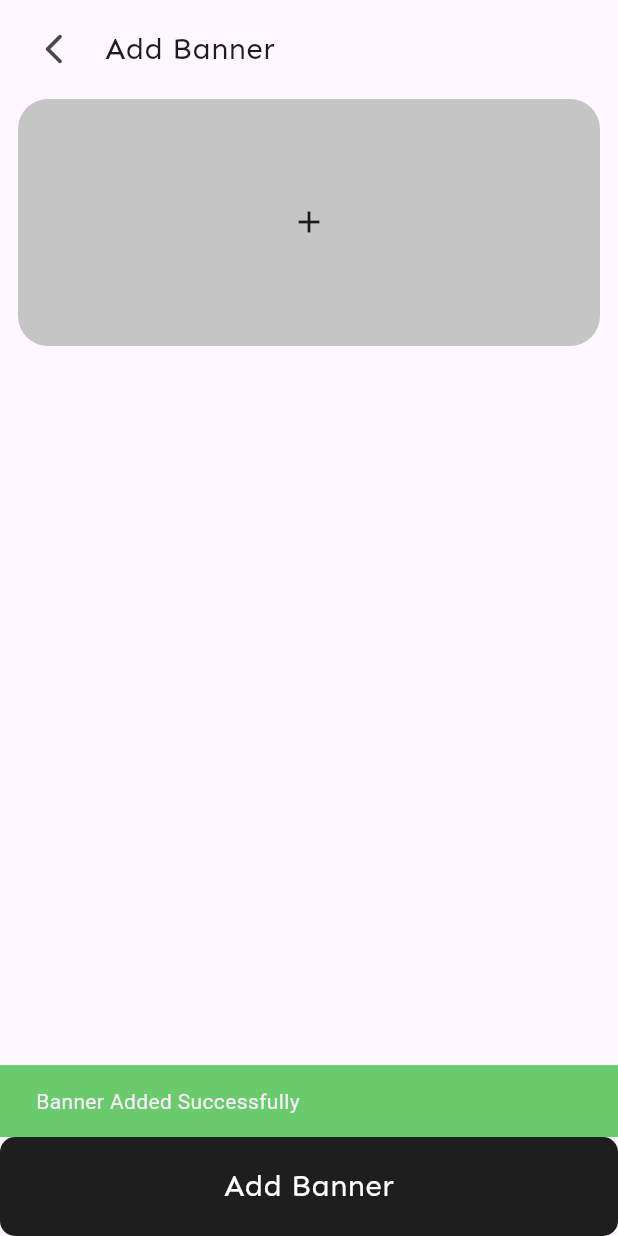
After one commit to Metacomic-Work/club_admin_app, a Flutter app: the AddBanner screen opened directly, after a tap on "Add Banner", on a phone screen of 412 x 824 dp. The commit adds this screen. Run offline on Flutter 3.47's test engine with Material 2 defaults, Android fonts, the phone set to English and light mode, and no system bars; our stand-ins replace cached_network_image, cloud_firestore, firebase_auth, firebase_core, firebase_messaging, firebase_storage and 14 more; missing offline and left inert: app_settings; accounts and stored records are empty; network calls fail.

Commit message:
latest code

```diff
--- a/lib/controllers/mediaControllers.dart
+++ b/lib/controllers/mediaControllers.dart
@@ -1,24 +1,147 @@
+import 'package:cloud_firestore/cloud_firestore.dart';
+import 'package:club_admin/controllers/userController.dart';
 import 'package:club_admin/models/itemModel.dart';
+import 'package:club_admin/models/restaurantModel.dart';
+import 'package:firebase_storage/firebase_storage.dart';
 import 'package:get/get.dart';
 import 'package:image_picker/image_picker.dart';
 import 'package:flutter/material.dart';
 import 'dart:io';
+
+import 'package:shared_preferences/shared_preferences.dart';
 
 
 class MediaController extends GetxController{
 
 
   Rx<ItemModel> itemModel = ItemModel().obs;
+  Rx<RestaurantModel> restaurantModel = RestaurantModel().obs;
+  UserController userController =Get.put(UserController());
+  Stream<QuerySnapshot<Map<String, dynamic>>>? restaurantImagesStream;
+
+
+
+  Future<void> uploadBannerImage(file) async{
+    String url = '';
+    String uniqueName = DateTime.now().microsecondsSinceEpoch.toString();
+    final ref = FirebaseStorage.instance
+        .ref().
+        child('banner_images')
+        .child(uniqueName);
+
+    try{
+      await ref.putFile(File(file));
+      restaurantModel.value.bannerPath = await ref.getDownloadURL();
+    }catch(e){
+      print("Cannot Upload Image or Get link");
+      print(e);
+    }
+
+  }
+
+  void addBanner() async {
+    final SharedPreferences prefs = await SharedPreferences.getInstance();
+    final String restoId = await prefs.getString('restoID').toString();
+    final restaurantImageId = FirebaseFirestore.instance
+      .collection('RestaurantOwner')
+      .doc(userController.UserModel.value.uid)
+      .collection('RestaurantDetails')
+      .doc(restoId)
+      .collection('banners')
+      .doc();
+
+      print(restoId);
+      print(restaurantImageId.id);
+
+    final bannerCollection = FirebaseFirestore.instance
+      .collection('Restaurants')
+      .doc(restoId)
+      .collection('banners')
+      .doc(restaurantImageId.id);
+
+    final homeBannerCollection = FirebaseFirestore.instance
+      .collection('banners')
+      .doc(restaurantImageId.id);
+
+    Map<String,dynamic> bannerData = ({
+        "BannerImage":restaurantModel.value.bannerPath,
+    });
+
+    try{
+      await restaurantImageId.set(bannerData);
+      await bannerCollection.set(bannerData);
+      await homeBannerCollection.set(bannerData);
+    }catch(e){
+      print("Item cannot upload");
+      print(e);
+    }
+  }
+
+
+  Future<dynamic> getRestaurantImagesStream() async{
+    final SharedPreferences prefs = await SharedPreferences.getInstance();
+    restaurantImagesStream = FirebaseFirestore.instance
+      .collection('RestaurantOwner')
+      .doc(prefs.getString('uid').toString())
+      .collection('RestaurantDetails')
+      .doc(prefs.getString('restoID'))
+      .collection('images').snapshots();
+  }
+
+
+  Future<void> uploadRestaurantInteriorImage(file) async{
+    String url = '';
+    String uniqueName = DateTime.now().microsecondsSinceEpoch.toString();
+    final ref = FirebaseStorage.instance
+        .ref().
+        child('Interior_images')
+        .child(uniqueName);
+
+    try{
+      await ref.putFile(File(file));
+      restaurantModel.value.bannerPath = await ref.getDownloadURL();
+    }catch(e){
+      print("Cannot Upload Image or Get link");
+      print(e);
+    }
+
+  }
+
+  void addRestaurantInteriorImage() async {
+    final SharedPreferences prefs = await SharedPreferences.getInstance();
+    final String restoId = prefs.getString('restoID').toString();
+    final restaurantImageId = FirebaseFirestore.instance
+      .collection('RestaurantOwner')
+      .doc(userController.UserModel.value.uid)
+      .collection('RestaurantDetails')
+      .doc(restoId)
+      .collection('images')
+      .doc();
+
+      print(restoId);
+      print(restaurantImageId.id);
+
+    final imagesCollection = FirebaseFirestore.instance
+      .collection('Restaurants')
+      .doc(restoId)
+      .collection('images')
+      .doc(restaurantImageId.id);
+
+
+    Map<String,dynamic> imageData = ({
+        "RestaurantInteriorImage":restaurantModel.value.bannerPath,
+    });
+
+    try{
+      await restaurantImageId.set(imageData);
+      await imagesCollection.set(imageData);
+    }catch(e){
+      print("Item cannot upload");
+      print(e);
+    }
+  }
 
 
 
 
-  Future<File?> getImage({required ImageSource source}) async {
-    final file = await ImagePicker().pickImage(source: source);
-
-    if (file?.path != null) {
-      return File(file!.path);
-
-    }
-  }
 }
--- a/lib/models/restaurantModel.dart
+++ b/lib/models/restaurantModel.dart
@@ -29,6 +29,10 @@ class RestaurantModel{
     String? type;
     bool? isAvailable;
     bool? isOwnew;
+    String? banner;
+    String? bannerPath;
+    String? internalRestaurantImage;
+    String? internalRestaurantImagePath;
 
     RestaurantModel({
         this.uid,
@@ -36,8 +40,12 @@ class RestaurantModel{
         this.token,
         this.restaurantName,
         this.phone,
+        this.banner,
+        this.bannerPath,
         this.email,
         this.imagePath,
+        this.internalRestaurantImage,
+        this.internalRestaurantImagePath,
         this.restaurantImage,
         this.startTime,
         this.endTime,
--- /dev/null
+++ b/lib/views/authorised/addBanner.dart
@@ -0,0 +1,111 @@
+import 'dart:io';
+
+import 'package:club_admin/controllers/restaurantController.dart';
+import 'package:flutter/material.dart';
+import 'package:get/get.dart';
+import 'package:get/get_core/src/get_main.dart';
+import 'package:image_picker/image_picker.dart';
+
+import '../../controllers/mediaControllers.dart';
+
+class AddBanner extends StatefulWidget {
+  const AddBanner({super.key});
+
+  @override
+  State<AddBanner> createState() => _AddBannerState();
+}
+
+class _AddBannerState extends State<AddBanner> {
+  RestaurantController restaurantController = Get.put(RestaurantController());
+  MediaController mediaController = Get.put(MediaController());
+
+  @override
+  Widget build(BuildContext context) {
+    double w = MediaQuery.of(context).size.width;
+    double h = MediaQuery.of(context).size.height;
+    return Scaffold(
+      bottomNavigationBar: GestureDetector(
+        child: Container(
+          width: w * 0.95,
+          height: h * 0.08,
+          decoration: BoxDecoration(
+            borderRadius: BorderRadius.all(Radius.circular(10)),
+            color: Color.fromARGB(255, 30, 30, 30),
+          ),
+          child: Center(
+            child: Text("Add Banner",style: TextStyle(fontFamily: 'sen',color: Colors.white,fontSize: 20),),
+          ),
+        ),
+        onTap: () async{
+          await mediaController.uploadBannerImage(restaurantController.restaurantModel.value.banner);
+          mediaController.addBanner();
+          var snackBar =const SnackBar(content: Text("Banner Added Successfully"),backgroundColor: const Color.fromARGB(255, 106, 203, 109),);
+          ScaffoldMessenger.of(context).showSnackBar(snackBar);
+
+
+        },
+      ),
+      body:SafeArea(
+        child: Padding(
+          padding: const EdgeInsets.symmetric(horizontal: 12),
+          child: Column(
+            children: [
+
+              Container(
+                width: w * 0.95,
+                height: h * 0.08,
+                child: Row(
+                  children: [
+                    IconButton(onPressed: (){}, icon: Icon(Icons.arrow_back_ios_new_rounded)),
+                    SizedBox(width: 10,),
+                    Text("Add Banner",style: TextStyle(fontFamily: 'sen',fontSize: 20),)
+                  ],
+                ),
+              ),
+              if(restaurantController.restaurantModel.value.banner != null)
+              Container(
+                width: w * 0.95,
+                height: h * 0.2,
+                decoration: BoxDecoration(
+                  borderRadius:const BorderRadius.all(Radius.circular(20)),
+                  image: DecorationImage(
+                    image: FileImage(File(restaurantController.restaurantModel.value.banner!)),
+                    fit: BoxFit.cover,
+                  )
+                ),
+              )
+              else
+              GestureDetector(
+                child: Container(
+                  width: w * 0.95,
+                  height: h * 0.2,
+                  decoration:const BoxDecoration(
+                    borderRadius: BorderRadius.all(Radius.circular(20)),
+                    color: Color.fromARGB(255, 197, 197, 197),
+                  ),
+                  child:const Center(
+                    child: Icon(Icons.add),
+                  ),
+                ),
+                onTap: (){
+                  getImage(source: ImageSource.gallery);
+                },
+              )
+            ],
+          ),
+        ),
+      ) ,
+    );
+  }
+
+  void getImage({required ImageSource source}) async {
+    final file = await ImagePicker().pickImage(source: source);
+
+    if (file?.path != null) {
+      setState(() {
+        restaurantController.restaurantModel.value.banner = file!.path;
+      });
+    }
+  }
+
+}
--- a/lib/views/authorised/tabs/homePage.dart
+++ b/lib/views/authorised/tabs/homePage.dart
@@ -102,8 +102,8 @@ class _HomePageState extends State<HomePage> {
                         return const Text("Something is Wrong");
                       }
                       if(snapshot.connectionState == ConnectionState.waiting){
-                        return const Center(
-                          child: CircularProgressIndicator(),
+                        return Center(
+                          child: Container(),
                         );
                       }
                       if(snapshot.data!.docs.isEmpty){
--- a/pubspec.yaml
+++ b/pubspec.yaml
@@ -32,6 +32,7 @@ dependencies:
   flutter_local_notifications: ^15.1.0+1
   app_settings: ^5.0.0
   uuid: ^3.0.7
+  skeletonizer: ^0.5.0
 
 
 dev_dependencies:
```
Also changed, not shown: lib/views/authorised/addImages.dart (added, +186 -0 lines), lib/views/authorised/home.dart (+16 -4 lines), lib/views/authorised/tabs/menuPage.dart (+52 -4 lines), pubspec.lock.
